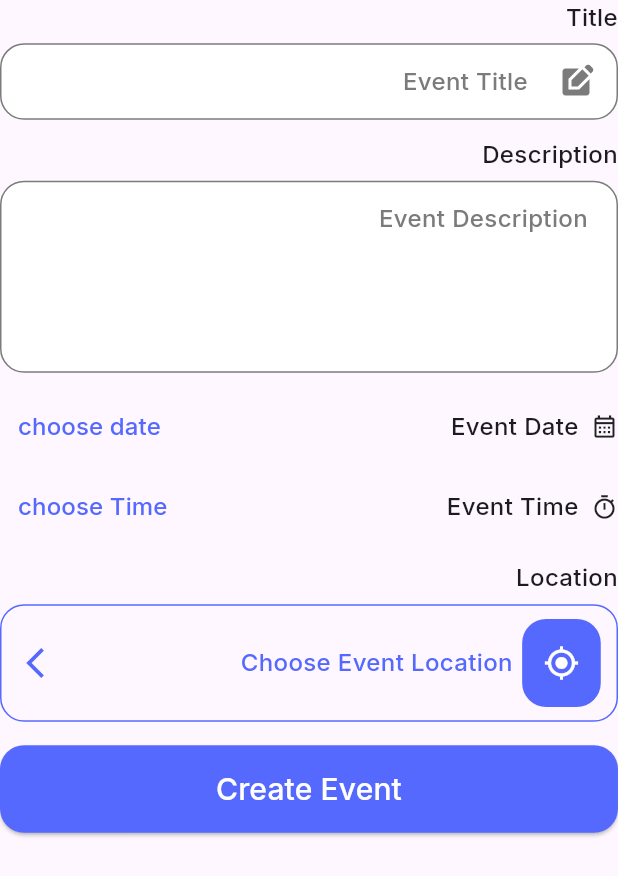
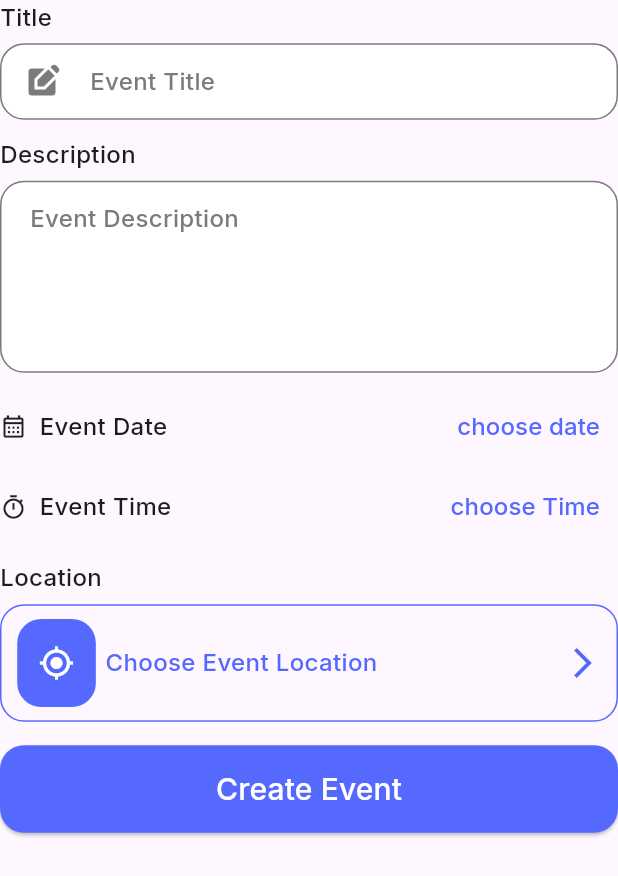
Before and after one commit to mousa469/evently, a Flutter app: the CreateEventForm widget shown alone on an empty page, opened directly with empty values, on a phone screen of 412 x 824 dp. Shown: the top 876 px of the screen. Run offline on Flutter 3.47's test engine with Material 3 defaults, Android fonts, the phone set to English and light mode, and no system bars; our stand-ins replace animate_do, bloc, cloud_firestore, dots_indicator, either_dart, firebase_auth and 6 more; accounts and stored records are empty.

Commit message:
some refactors on home view and love view

```diff
--- a/lib/core/helper/localization_provider.dart
+++ b/lib/core/helper/localization_provider.dart
@@ -1,7 +1,7 @@
 import 'package:flutter/material.dart';
 
 class LocalizationProvider extends ChangeNotifier {
-  bool isEnglish = false;
+  bool isEnglish = true;
 
 void   changeLanguage() {
     if (isEnglish) {
--- a/lib/features/layout/create_event/presentation/views/widgets/create_event_form.dart
+++ b/lib/features/layout/create_event/presentation/views/widgets/create_event_form.dart
@@ -172,8 +172,7 @@ class _CreateEventFormState extends State<CreateEventForm> {
                       return;
                     }
 
-                    eventCategory = CategoryModel.getEventCategoryList(
-                            context)[widget.currentIndex + 1]
+                    eventCategory = CategoryModel.getEventCategoryList[widget.currentIndex + 1]
                         .itemName;
                     EventModel event = EventModel(
                         eventID: FirebaseFirestore.instance
--- a/lib/features/layout/create_event/presentation/views/widgets/event_category_list_view.dart
+++ b/lib/features/layout/create_event/presentation/views/widgets/event_category_list_view.dart
@@ -27,13 +27,12 @@ class _CategoryListViewState extends State<EventCategoryListView> {
                   widget.onIndexChanged(index);
                 },
                 child: EventCategoryItem(
-                  categoryModel: CategoryModel.getEventCategoryList(context)[index+1],
+                  categoryModel: CategoryModel.getEventCategoryList[index + 1],
                   isSelected: widget.currentIndex == index,
                 ));
           },
           separatorBuilder: (context, index) => 16.horizontalSpace,
-          itemCount: CategoryModel.getEventCategoryList(context).length -1
-          ),
+          itemCount: CategoryModel.getEventCategoryList.length - 1),
     );
   }
 }
--- a/lib/features/layout/home/presentation/view_models/category_model.dart
+++ b/lib/features/layout/home/presentation/view_models/category_model.dart
@@ -1,6 +1,5 @@
 import 'package:evently/core/assets/app_assets.dart';
 import 'package:evently/core/constants/constants.dart';
-import 'package:evently/generated/l10n.dart';
 import 'package:flutter/material.dart';
 
 class CategoryModel {
@@ -14,21 +13,42 @@ class CategoryModel {
     required this.itemIcon,
   });
 
-  static List<CategoryModel> getEventCategoryList  (BuildContext context){
-    return [
-    CategoryModel(itemName: S.of(context).All, itemIcon: Icons.explore_outlined ,  ),
+  static List<CategoryModel> getEventCategoryList = [
     CategoryModel(
-        itemName: S.of(context).sport, itemIcon: Icons.directions_bike_outlined , img: AppAssets.sportCategory),
-    CategoryModel(itemName: S.of(context).Birthday, itemIcon: Icons.cake_outlined , img: AppAssets.birtdayCategory),
+      itemName: Constants.all,
+      itemIcon: Icons.explore_outlined,
+    ),
     CategoryModel(
-        itemName: S.of(context).BookClub, itemIcon: Icons.menu_book_outlined , img: AppAssets.bookclubCategory),
-    CategoryModel(itemName: S.of(context).Meeting, itemIcon: Icons.group , img: AppAssets.meetingCategory),
-    CategoryModel(itemName: S.of(context).Gaming, itemIcon: Icons.sports_esports , img: AppAssets.gamingCategory),
+        itemName: Constants.sports,
+        itemIcon: Icons.directions_bike_outlined,
+        img: AppAssets.sportCategory),
     CategoryModel(
-        itemName: S.of(context).WorkShop, itemIcon: Icons.work_off_outlined , img: AppAssets.workshopCategory),
+        itemName: Constants.birthday,
+        itemIcon: Icons.cake_outlined,
+        img: AppAssets.birtdayCategory),
     CategoryModel(
-        itemName: S.of(context).Holiday, itemIcon: Icons.celebration_outlined , img: AppAssets.holidayCategory),
-    CategoryModel(itemName: S.of(context).Eating, itemIcon: Icons.dining , img: AppAssets.eatingCategory),
+        itemName: Constants.bookclub,
+        itemIcon: Icons.menu_book_outlined,
+        img: AppAssets.bookclubCategory),
+    CategoryModel(
+        itemName: Constants.meeting,
+        itemIcon: Icons.group,
+        img: AppAssets.meetingCategory),
+    CategoryModel(
+        itemName: Constants.gaming,
+        itemIcon: Icons.sports_esports,
+        img: AppAssets.gamingCategory),
+    CategoryModel(
+        itemName: Constants.workshop,
+        itemIcon: Icons.work_off_outlined,
+        img: AppAssets.workshopCategory),
+    CategoryModel(
+        itemName: Constants.holiday,
+        itemIcon: Icons.celebration_outlined,
+        img: AppAssets.holidayCategory),
+    CategoryModel(
+        itemName: Constants.eating,
+        itemIcon: Icons.dining,
+        img: AppAssets.eatingCategory),
   ];
-  }
 }
--- a/lib/features/layout/home/presentation/views/widgets/Home_category_list_view.dart
+++ b/lib/features/layout/home/presentation/views/widgets/Home_category_list_view.dart
@@ -26,12 +26,12 @@ class _CategoryListViewState extends State<HomeCategoryListView> {
                   widget.onIndexChanged(index);
                 },
                 child: HomeCategoryItem(
-                  categoryModel: CategoryModel.getEventCategoryList(context)[index],
+                  categoryModel: CategoryModel.getEventCategoryList[index],
                   isSelected: widget.currentIndex == index,
                 ));
           },
           separatorBuilder: (context, index) => 16.horizontalSpace,
-          itemCount: CategoryModel.getEventCategoryList(context).length),
+          itemCount: CategoryModel.getEventCategoryList.length),
     );
   }
 }
--- a/lib/features/layout/home/presentation/views/widgets/event_card_date_time.dart
+++ b/lib/features/layout/home/presentation/views/widgets/event_card_date_time.dart
@@ -15,7 +15,7 @@ class EventCardDateTime extends StatelessWidget {
       child: IntrinsicWidth(
         child: Container(
           width: 60.w,
-          height: 80.h,
+          height: 70.h,
           decoration: BoxDecoration(
               color: AppColors.white, borderRadius: BorderRadius.circular(12)),
           child: Column(
--- a/lib/features/layout/home/presentation/views/widgets/home_events_list_view.dart
+++ b/lib/features/layout/home/presentation/views/widgets/home_events_list_view.dart
@@ -3,7 +3,10 @@ import 'package:evently/features/layout/home/presentation/views/widgets/event_ca
 import 'package:flutter/material.dart';
 
 class HomeEventsListView extends StatefulWidget {
-  const HomeEventsListView({super.key, required this.eventList});
+  const HomeEventsListView({
+    super.key,
+    required this.eventList,
+  });
   final List<EventModel> eventList;
 
   @override
--- a/lib/features/layout/love/presentation/views/love_view.dart
+++ b/lib/features/layout/love/presentation/views/love_view.dart
@@ -16,6 +16,7 @@ class LoveView extends StatefulWidget {
 class _LoveViewState extends State<LoveView> {
   final userStream = FirebaseFirestore.instance
       .collection(SharedPrefs.getString(key: Constants.userID))
+      .where('isFavorite', isEqualTo: true)
       .snapshots();
 
   List<EventModel> favoriteEventsList = [];
@@ -40,6 +41,7 @@ class _LoveViewState extends State<LoveView> {
           if (snapshot.data == null || snapshot.data!.docs.isEmpty) {
             return Center(child: Text(S.of(context).NoFavoriteEventsYet));
           }
+          favoriteEventsList.clear();
 
           for (var event in snapshot.data!.docs) {
             favoriteEventsList.add(EventModel.fromFirestore(event.data()));
```
Also changed, not shown: lib/features/layout/home/presentation/views/home_view.dart (+5 -2 lines), lib/features/layout/home/presentation/views/widgets/event_card.dart (+12 -8 lines), lib/main.dart (+4 -3 lines).
